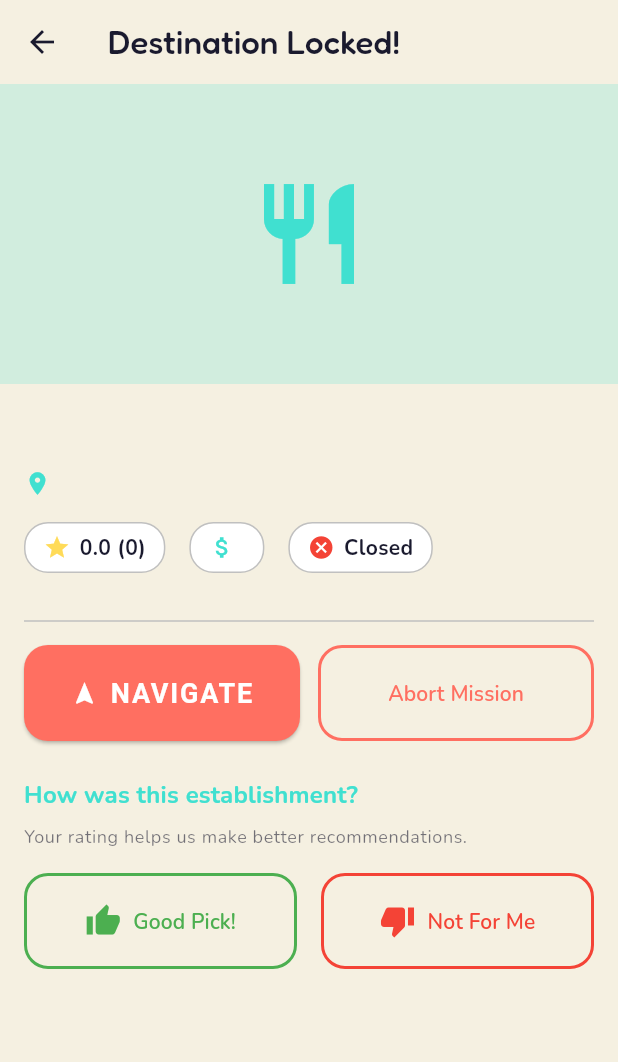
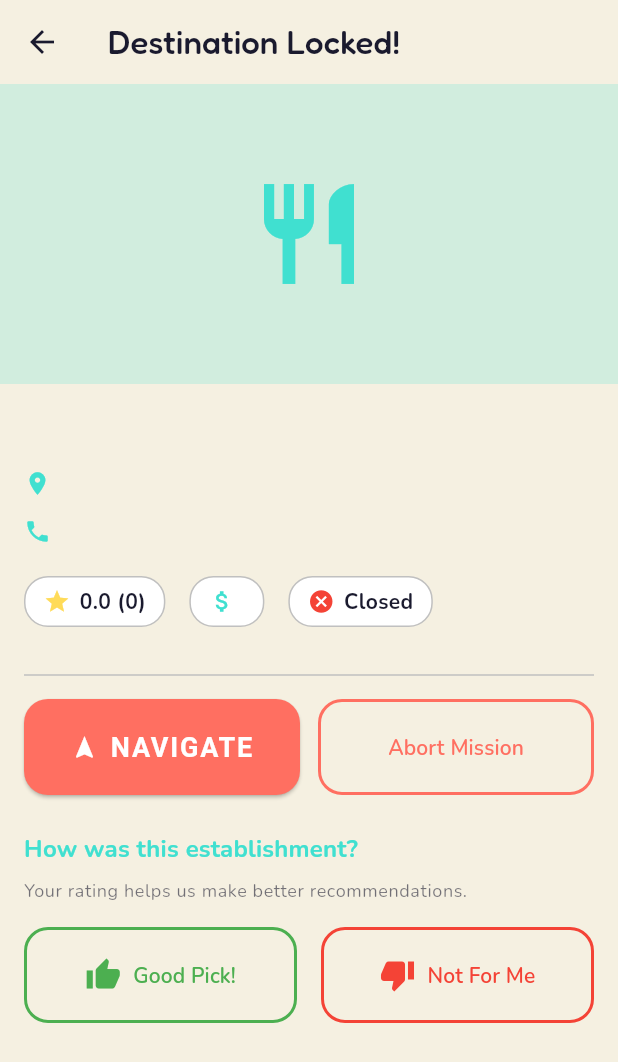
Before and after one commit to Rockncoder/randoeats, a Flutter app: the DetailScreen screen opened directly with empty values, on a phone screen of 412 x 824 dp. Shown: the top 1062 px of the screen. Run offline on Flutter 3.47's test engine with Material 3 defaults, Android fonts, the phone set to English and light mode, and no system bars; our stand-ins replace dio, equatable, firebase_analytics, firebase_core, firebase_crashlytics, flutter_riverpod and 10 more; missing offline and left inert: marionette_flutter; accounts and stored records are empty; generated files the repository leaves out were written again.

Commit message:
feat(detail): show tappable phone number to call the restaurant (#39)
Adds a phone number to the detail screen so users can call ahead — e.g. to
check whether a place can accommodate a large group.

- Restaurant gains phoneNumber (Hive field 15), parsed from the Places (New)
  'nationalPhoneNumber' field (same Enterprise SKU tier as rating/priceLevel,
  already requested), added to the search field mask.
- Detail screen shows a tappable phone row (icon + number, key detail_call)
  below the address when a number is present; tapping launches the dialer via
  a tel: URI. Hidden when no number is available.

Verified end-to-end on the iPad simulator with live Places data (real number
fetched, parsed, and rendered).

Tests: phone parsing (present + absent), props, and detail render show/hide.

```diff
--- a/lib/models/restaurant.dart
+++ b/lib/models/restaurant.dart
@@ -23,6 +23,7 @@ class Restaurant extends Equatable {
     this.outdoorSeating,
     this.goodForGroups,
     this.hasParking,
+    this.phoneNumber,
   });
 
   /// Creates a [Restaurant] from Places API (New) response.
@@ -50,6 +51,7 @@ class Restaurant extends Equatable {
       hasParking: _parseParking(
         json['parkingOptions'] as Map<String, dynamic>?,
       ),
+      phoneNumber: json['nationalPhoneNumber'] as String?,
     );
   }
 
@@ -112,6 +114,10 @@ class Restaurant extends Equatable {
   /// Whether the place has any parking option (null = unknown).
   @HiveField(14)
   final bool? hasParking;
+
+  /// National-format phone number (e.g. "(415) 555-0123"); null = unknown.
+  @HiveField(15)
+  final String? phoneNumber;
 
   /// Parses price level from new API enum string format.
   static String? _parsePriceLevelNew(String? level) {
@@ -182,5 +188,6 @@ class Restaurant extends Equatable {
     outdoorSeating,
     goodForGroups,
     hasParking,
+    phoneNumber,
   ];
 }
--- a/lib/screens/detail/detail_screen.dart
+++ b/lib/screens/detail/detail_screen.dart
@@ -35,7 +35,7 @@ class DetailScreen extends ConsumerWidget {
           crossAxisAlignment: CrossAxisAlignment.stretch,
           children: [
             _buildHeader(theme),
-            _buildInfo(theme),
+            _buildInfo(context, theme),
             const Divider(height: 32, indent: 16, endIndent: 16),
             _buildActions(context, theme),
             const SizedBox(height: 24),
@@ -91,7 +91,7 @@ class DetailScreen extends ConsumerWidget {
     );
   }
 
-  Widget _buildInfo(ThemeData theme) {
+  Widget _buildInfo(BuildContext context, ThemeData theme) {
     return Padding(
       padding: const EdgeInsets.all(16),
       child: Column(
@@ -125,6 +125,11 @@ class DetailScreen extends ConsumerWidget {
               ),
             ],
           ),
+          // Phone — tap to call (useful for checking group availability).
+          if (restaurant.phoneNumber != null) ...[
+            const SizedBox(height: 8),
+            _buildPhoneRow(context, theme, restaurant.phoneNumber!),
+          ],
           const SizedBox(height: 16),
           // Metadata row
           Wrap(
@@ -170,6 +175,40 @@ class DetailScreen extends ConsumerWidget {
             ),
           ],
         ],
+      ),
+    );
+  }
+
+  Widget _buildPhoneRow(
+    BuildContext context,
+    ThemeData theme,
+    String phoneNumber,
+  ) {
+    return InkWell(
+      key: const ValueKey('detail_call'),
+      onTap: () => _callPhone(context, phoneNumber),
+      borderRadius: BorderRadius.circular(8),
+      child: Padding(
+        padding: const EdgeInsets.symmetric(vertical: 4),
+        child: Row(
+          children: [
+            const Icon(
+              Icons.phone,
+              size: 18,
+              color: GoogieColors.turquoise,
+            ),
+            const SizedBox(width: 8),
+            Expanded(
+              child: Text(
+                phoneNumber,
+                style: theme.textTheme.bodyMedium?.copyWith(
+                  color: GoogieColors.turquoise,
+                  fontWeight: FontWeight.bold,
+                ),
+              ),
+            ),
+          ],
+        ),
       ),
     );
   }
@@ -406,6 +445,25 @@ class DetailScreen extends ConsumerWidget {
     );
   }
 
+  Future<void> _callPhone(BuildContext context, String phoneNumber) async {
+    // Keep digits and a leading + so the dialer gets a clean tel: URI.
+    final sanitized = phoneNumber.replaceAll(RegExp('[^0-9+]'), '');
+    final url = Uri(scheme: 'tel', path: sanitized);
+
+    if (await canLaunchUrl(url)) {
+      await launchUrl(url);
+    } else {
+      if (context.mounted) {
+        ScaffoldMessenger.of(context).showSnackBar(
+          const SnackBar(
+            content: Text('Unable to place the call'),
+            backgroundColor: GoogieColors.coral,
+          ),
+        );
+      }
+    }
+  }
+
   Future<void> _openMaps(BuildContext context) async {
     final url = Uri.parse(
       'https://www.google.com/maps/dir/?api=1'
--- a/lib/services/places_service.dart
+++ b/lib/services/places_service.dart
@@ -53,6 +53,7 @@ class PlacesService {
       'places.priceLevel,'
       'places.photos,'
       'places.primaryType,'
+      'places.nationalPhoneNumber,'
       'places.currentOpeningHours';
 
   /// Extra ("atmosphere") fields, requested only when an atmosphere filter is
```
Also changed, not shown: lib/models/restaurant.g.dart, 2 other files.
